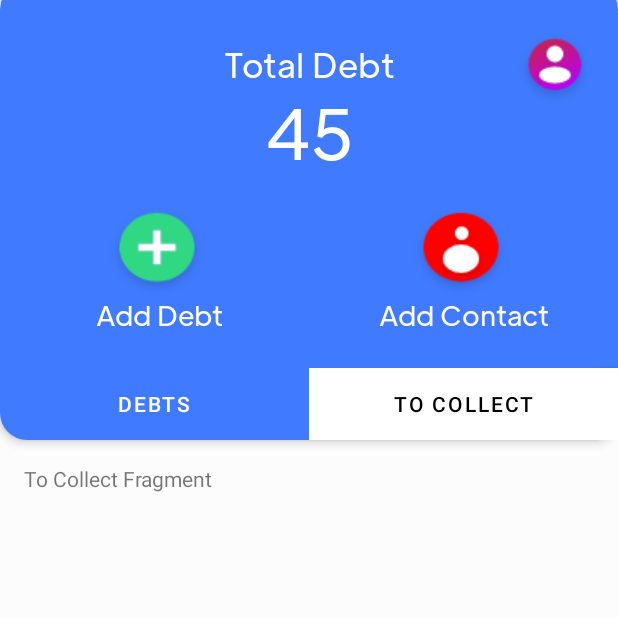
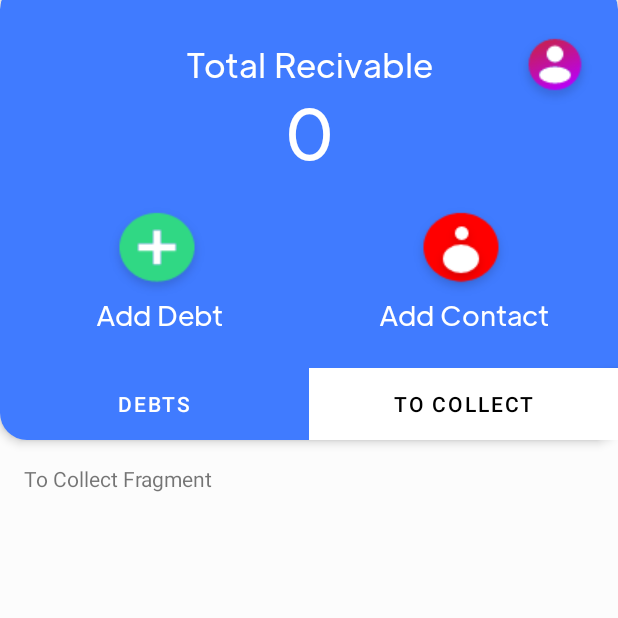
Before and after one commit to FatiGurqiti/Neutro, an Android app: the MainActivity screen opened directly, with no data from a screen before it, tab 2 chosen, on a phone screen of 412 x 824 dp, the top half of it. Run offline under Robolectric (Android 15) with nearby library versions, the phone set to English and light mode, and no system bars; our stand-ins replace Firebase (no records; nobody signed in at launch, a user with empty details on screens opened directly).

Commit message:
shows total amounts of debt and to collect

```diff
--- a/app/src/main/AndroidManifest.xml
+++ b/app/src/main/AndroidManifest.xml
@@ -17,10 +17,12 @@
             android:exported="false" />
         <activity
             android:name=".Profile"
-            android:exported="false" />
+            android:exported="false"/>
         <activity
             android:name=".MainActivity"
-            android:exported="false" />
+            android:exported="false" >
+
+        </activity>
         <activity
             android:name=".SignUp"
             android:exported="false" />
--- a/app/src/main/java/com/fdev/ode/MainActivity.kt
+++ b/app/src/main/java/com/fdev/ode/MainActivity.kt
@@ -29,7 +29,8 @@ class MainActivity : AppCompatActivity() {
 
     private val user = Firebase.auth.currentUser
     private val db = Firebase.firestore
-
+    private val debtController = DebtController()
+    private var DebtOrRecive = true // true stands for Debt
 
     private var Contacttext: EditText? = null
     private var progressBar: ProgressBar? = null
@@ -37,12 +38,15 @@ class MainActivity : AppCompatActivity() {
     private var ContactlistCard: CardView? = null
     private var amountText: EditText? = null
     private var labelText: EditText? = null
+    private var TotalText: TextView? = null
+    private var TotalAmount: TextView? = null
 
 
     override fun onCreate(savedInstanceState: Bundle?) {
         super.onCreate(savedInstanceState)
         setContentView(R.layout.activity_main)
 
+        TotalAmount = findViewById(R.id.debtText)
         val profile = findViewById<ImageButton>(R.id.profilebtn)
         val blackfilter = findViewById<ImageView>(R.id.blackfilter)
         val contactCard = findViewById<CardView>(R.id.addcontactCard)
@@ -64,9 +68,10 @@ class MainActivity : AppCompatActivity() {
         Contacttext = findViewById(R.id.contactText)
         amountText = findViewById(R.id.AmountText)
         labelText = findViewById(R.id.LabelText)
+        TotalText = findViewById(R.id.totalText)
 
-        Secondblackfilter = findViewById<ImageView>(R.id.secondblackfilter)
-        progressBar = findViewById<ProgressBar>(R.id.progressBarinMainActivity)
+        Secondblackfilter = findViewById(R.id.secondblackfilter)
+        progressBar = findViewById(R.id.progressBarinMainActivity)
 
         val tab = findViewById<TabLayout>(R.id.tab)
         val viewpager2 = findViewById<ViewPager2>(R.id.viewPager2)
@@ -77,15 +82,30 @@ class MainActivity : AppCompatActivity() {
         fragmentadapter = FragmentAdapter(fm, lifecycle)
         viewpager2.adapter = fragmentadapter
 
+        GetDebtOrToCollect("debt") //load debt amount by default
         loadContacts()
+
 
         tab.addOnTabSelectedListener(object : OnTabSelectedListener {
             override fun onTabSelected(tab: TabLayout.Tab) {
+                viewpager2.setCurrentItem(tab.position)
 
-                viewpager2.setCurrentItem(tab.position)
+                Log.d("Fragment Position", tab.position.toString())
+
+                if(tab.position == 0)
+                {
+                    Log.d("Fragment", "this is debt")
+                    GetDebtOrToCollect("debt")
+                }
+                else
+                {
+                    Log.d("Fragment","this is to collect")
+                    GetDebtOrToCollect("to-collect")
+                }
             }
 
             override fun onTabUnselected(tab: TabLayout.Tab) {}
+
             override fun onTabReselected(tab: TabLayout.Tab) {}
         })
 
@@ -111,9 +131,13 @@ class MainActivity : AppCompatActivity() {
                 blackfilter.visibility = View.INVISIBLE
                 debtCard.visibility = View.INVISIBLE
 
-                var debtController = DebtController()
-                debtController.AddDebt(ammount.toLong(),contact,"debt") //add debt to contact
-                debtController.AddDebt(ammount.toLong(),user?.email.toString(),"to-collect") // add to collect to current user
+
+                debtController.AddDebt(ammount.toLong(), contact, "debt") //add debt to contact
+                debtController.AddDebt(
+                    ammount.toLong(),
+                    user?.email.toString(),
+                    "to-collect"
+                ) // add to collect to current user
 
                 Contacttext?.setText("")
                 amountText?.setText("")
@@ -192,7 +216,10 @@ class MainActivity : AppCompatActivity() {
 
                     //Refresh page
                     finish()
-                    startActivity(getIntent(), ActivityOptions.makeSceneTransitionAnimation(this).toBundle())
+                    startActivity(
+                        getIntent(),
+                        ActivityOptions.makeSceneTransitionAnimation(this).toBundle()
+                    )
                 } else
                     Toast.makeText(
                         this, "I'm sorry. You can't add yourself",
@@ -218,6 +245,31 @@ class MainActivity : AppCompatActivity() {
             startActivity(intent, ActivityOptions.makeSceneTransitionAnimation(this).toBundle())
         }
     }
+
+    fun GetDebtOrToCollect(type: String) {
+
+        if (type == "debt") TotalText?.setText("Total Debt")
+        else TotalText?.setText("Total Recivable")
+
+
+        val TAG = "GetDebtOrToCollect"
+        val user = Firebase.auth.currentUser
+        val docRef = db.collection("Users").document(user!!.email.toString())
+        docRef.get()
+            .addOnSuccessListener { document ->
+                if (document.data != null) {
+                    //Get Old data
+                    Log.d(TAG, "DocumentSnapshot data: ${document.get(type)}")
+                    var value = document.getLong(type).toString()
+                    TotalAmount?.setText(value)
+                }
+            }
+            .addOnFailureListener { exception ->
+                Log.d(TAG, "get failed with ", exception)
+            }
+
+    }
+
 
     private fun loadContacts() {
         val scrollLayout = findViewById<RelativeLayout>(R.id.Scroll_RelativeofContactList)
@@ -247,8 +299,8 @@ class MainActivity : AppCompatActivity() {
                         val boldface = resources.getFont(R.font.plusjakartatexbold)
 
                         val Contact_Name = TextView(this)
-                        Contact_Name.textSize = 20f
-                        Contact_Name.text = ContactNames.get(i)
+                        Contact_Name?.textSize = 20f
+                        Contact_Name?.text = ContactNames.get(i)
                         Contact_Name.setLayoutParams(
                             RelativeLayout.LayoutParams(
                                 RelativeLayout.LayoutParams.MATCH_PARENT,
@@ -287,13 +339,13 @@ class MainActivity : AppCompatActivity() {
                         setMargins(
                             Contact_Mail,
                             (sizewidth * 0.1).toInt(),
-                            (((j * sizeheight) * 0.2)+(( sizeheight) * 0.08)).toInt(),
+                            (((j * sizeheight) * 0.2) + ((sizeheight) * 0.08)).toInt(),
                             0,
                             0
                         )
 
-                        Contact_Mail.setOnClickListener(){
-                                setContactName(myContact.get(i)!!)
+                        Contact_Mail.setOnClickListener() {
+                            setContactName(myContact.get(i)!!)
                         }
                     }
 
@@ -318,6 +370,12 @@ class MainActivity : AppCompatActivity() {
                     //This user exists
                     contactAdd(Email)
                     Toast.makeText(this, "Contact added successfully", Toast.LENGTH_SHORT).show()
+                    //Refresh page
+                    finish()
+                    startActivity(
+                        getIntent(),
+                        ActivityOptions.makeSceneTransitionAnimation(this).toBundle()
+                    )
 
                 } else {
                     Log.d(TAG, "No such document")
@@ -358,6 +416,8 @@ class MainActivity : AppCompatActivity() {
                     // There is no previus data. So, simply add the current one
                     myContact.add(email)
                     addFreshData(myContact, email)
+
+
                 }
             }
             .addOnFailureListener { exception ->
@@ -400,7 +460,10 @@ class MainActivity : AppCompatActivity() {
                                     .update("contactName", ContactNames)
 
                                 finish()
-                                startActivity(getIntent(), ActivityOptions.makeSceneTransitionAnimation(this).toBundle())
+                                startActivity(
+                                    getIntent(),
+                                    ActivityOptions.makeSceneTransitionAnimation(this).toBundle()
+                                )
                             }
                         }
 
@@ -459,7 +522,7 @@ class MainActivity : AppCompatActivity() {
     }
 
 
-    fun setContactName(name: String){
+    fun setContactName(name: String) {
         progressBar?.visibility = View.VISIBLE
         Secondblackfilter?.visibility = View.INVISIBLE
         ContactlistCard?.visibility = View.INVISIBLE
--- a/app/src/main/java/com/fdev/ode/fragments/FragmentAdapter.kt
+++ b/app/src/main/java/com/fdev/ode/fragments/FragmentAdapter.kt
@@ -1,10 +1,13 @@
 package com.fdev.ode.fragments
 
 import android.content.Context
+import android.util.Log
 import androidx.fragment.app.Fragment
 import androidx.fragment.app.FragmentManager
 import androidx.lifecycle.Lifecycle
 import androidx.viewpager2.adapter.FragmentStateAdapter
+import com.fdev.ode.MainActivity
+import com.fdev.ode.util.DebtController
 
 public class FragmentAdapter(fragmentManager: FragmentManager, lifecycle: Lifecycle) :
     FragmentStateAdapter(fragmentManager, lifecycle) {
@@ -18,12 +21,19 @@ public class FragmentAdapter(fragmentManager: FragmentManager, lifecycle: Lifecy
     override fun createFragment(position: Int): Fragment {
 
         when (position) {
-            1 -> return ToCollect_Fragment()
+            1 ->
+            {
+                Log.d("Fragment","this is to collect")
+                return ToCollect_Fragment()
+            }
 
-            2 -> return Debts_Fragment()
-
+            2 -> {
+                Log.d("Fragment","this is debt")
+                return Debts_Fragment()
+            }
 
             else -> {
+                Log.d("Fragment","this is debt")
                 return Debts_Fragment()
             }
         }
--- a/app/src/main/res/layout/activity_forgot_password.xml
+++ b/app/src/main/res/layout/activity_forgot_password.xml
@@ -9,7 +9,7 @@
 
 
     <TextView
-        android:id="@+id/textView"
+        android:id="@+id/totalText"
         android:layout_width="wrap_content"
         android:layout_height="wrap_content"
         android:layout_alignParentStart="true"
--- a/app/src/main/res/layout/activity_main.xml
+++ b/app/src/main/res/layout/activity_main.xml
@@ -6,7 +6,6 @@
     android:layout_height="match_parent"
     android:background="#fcfcfc"
     tools:context=".MainActivity">
-
 
 
     <ImageView
@@ -345,8 +344,9 @@
         app:cardBackgroundColor="#407BFF"
         app:cardCornerRadius="18dp">
 
+
         <TextView
-            android:id="@+id/textView"
+            android:id="@+id/totalText"
             android:layout_width="match_parent"
             android:layout_height="wrap_content"
             android:layout_marginTop="40dp"
@@ -356,13 +356,14 @@
             android:textColor="@color/white"
             android:textSize="22dp" />
 
+
         <TextView
             android:id="@+id/debtText"
             android:layout_width="match_parent"
             android:layout_height="wrap_content"
             android:layout_marginTop="70dp"
             android:fontFamily="@font/plusjakartatextregular"
-            android:text="45"
+            android:text="0"
             android:textAlignment="center"
             android:textColor="@color/white"
             android:textSize="45dp" />
```
Also changed, not shown: app/src/main/java/com/fdev/ode/util/DebtController.kt (+22 -0 lines).
